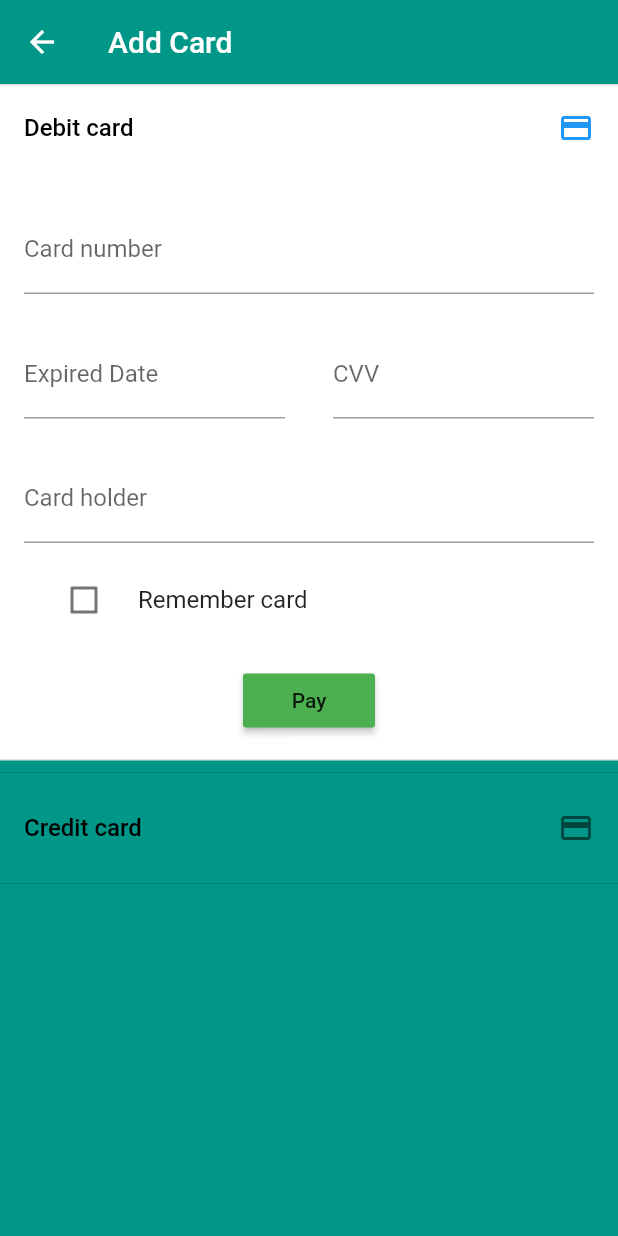
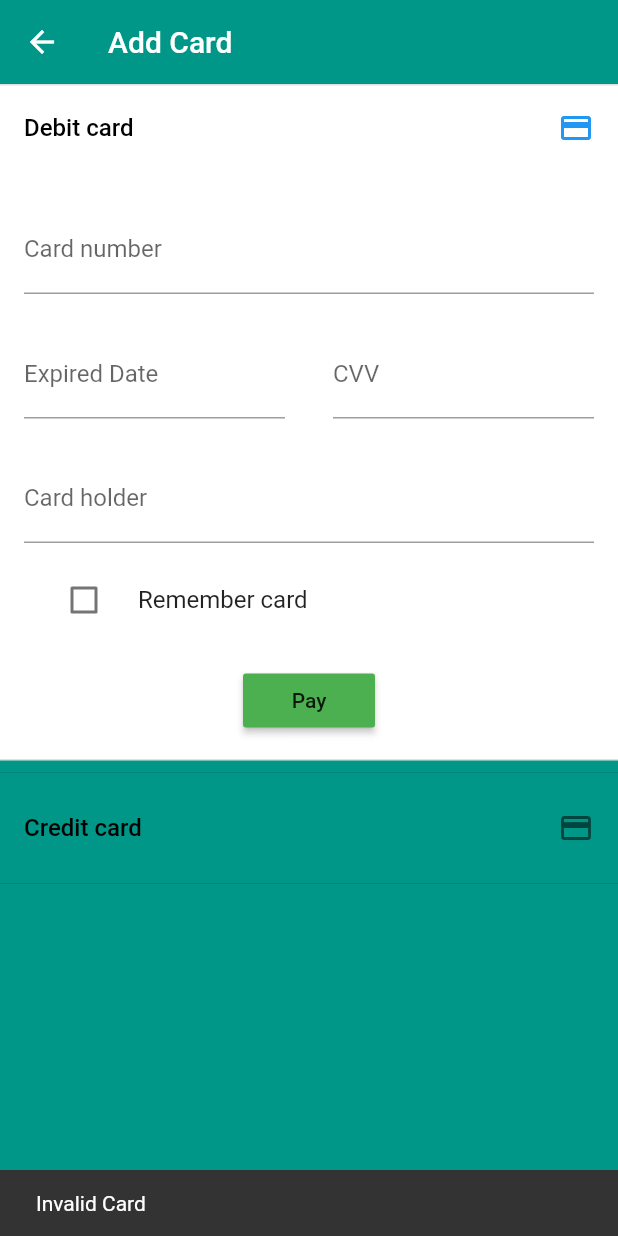
Before and after one commit to thaniav/TheLaststraw, a Flutter app: the addcard screen opened by its route, after a tap on "Debit card", after a tap on "Pay", on a phone screen of 412 x 824 dp. Run offline on Flutter 3.47's test engine with Material 2 defaults, Android fonts, the phone set to English and light mode, and no system bars; drawn by our look-alikes of flutter_credit_card; our stand-ins replace carousel_pro, cloud_firestore, firebase_auth, firebase_storage, flutter_spinkit, font_awesome_flutter and 2 more; missing offline and left inert: flutter_progress_button, flutter_rounded_date_picker, flutter_ticket_widget; accounts and stored records are empty.

```diff
--- a/lib/Pages/BusBooking/BusTickets.dart
+++ b/lib/Pages/BusBooking/BusTickets.dart
@@ -119,6 +119,8 @@ class _BusTicketsPageState extends State<BusTicketsPage> {
                                   labelStyle: TextStyle(color: Colors.white),
                                   border: OutlineInputBorder(
                                     borderRadius: BorderRadius.circular(25.0),
+                                    borderSide: BorderSide(color: kPinkColor),
+
                                   ),
                                 ),
                                 items: cities.map((String dropDownMenuItem) {
--- a/lib/Pages/Wallet/Add_card.dart
+++ b/lib/Pages/Wallet/Add_card.dart
@@ -89,13 +89,18 @@ class _addcardState extends State<addcard> {
                                 ),
                                 Container(
                                   padding: EdgeInsets.all(15.0),
-                                  child: new RaisedButton(
+                                  child: Builder(
+                                      builder: (BuildContext context) {
+
+                                        return RaisedButton(
                                       onPressed: () async {
                                         FirebaseUser user = await FirebaseAuth
                                             .instance
                                             .currentUser();
-                                      if (cardNumber.isEmpty|| cardNumber.length<16 ) {
-
+                                        if (cardNumber.isEmpty|| cardNumber.length<16 || expiryDate.isEmpty || cvvCode.isEmpty || cvvCode.length<3
+                                        || cardHolderName.isEmpty
+                                        ) {
+Scaffold.of(context).showSnackBar(SnackBar(content: Text('Invalid Card'),));
                                         } else {
                                           if (_value1 == true) {
                                             _firestore
@@ -169,6 +174,8 @@ class _addcardState extends State<addcard> {
                                       },
                                       color: Colors.green,
                                       child: new Text('Pay'),
+                                    );
+          }
                                   ),
                                 )
                               ],
```
Also changed, not shown: lib/Pages/Wallet/PaymentOptions.dart (+5 -5 lines), lib/Pages/mobile_recharge/MobileRecharge.dart (+26 -11 lines), 5 other files. Lines whose indentation alone changed are shown as unchanged.
